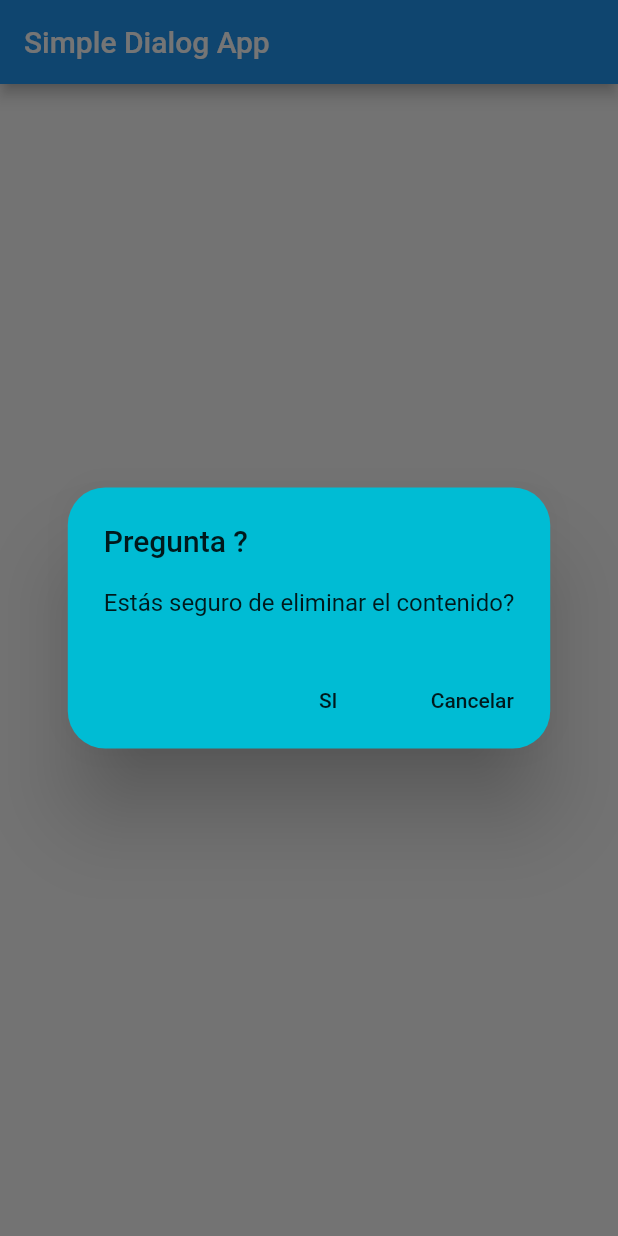
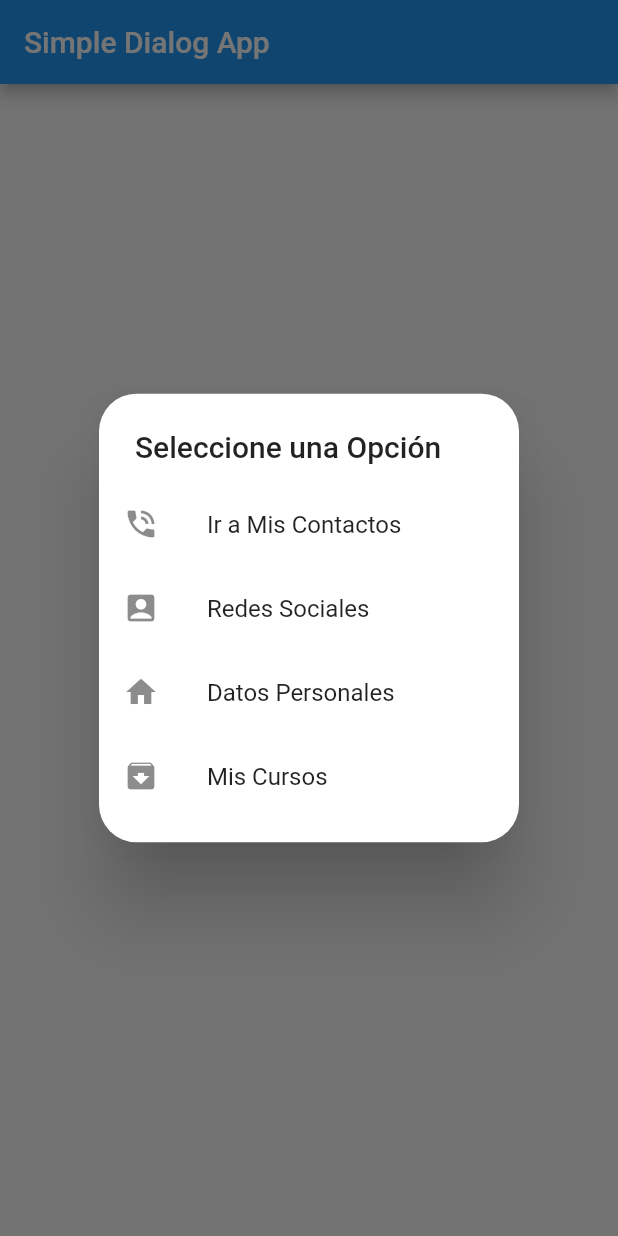
Before and after one commit to jimenainsuasty/dialogsapp, a Flutter app: the screen it shows after launch, after a tap on "Ver Opciones", on a phone screen of 412 x 824 dp. Run offline on Flutter 3.47's test engine with Material 2 defaults, Android fonts, the phone set to English and light mode, and no system bars.

Commit message:
talleren clase
taller

```diff
--- a/dialogsapp/lib/app.dart
+++ b/dialogsapp/lib/app.dart
@@ -1,4 +1,9 @@
 
+import 'package:dialogsapp/simpledialog.dart';
+import 'package:dialogsapp/vistas/contactos.dart';
+import 'package:dialogsapp/vistas/cursos.dart';
+import 'package:dialogsapp/vistas/datospersonales.dart';
+import 'package:dialogsapp/vistas/redsocial.dart';
 import 'package:flutter/material.dart';
 
 import 'alertDialog.dart';
@@ -10,8 +15,12 @@ class MyApp extends StatelessWidget {
       title: 'Material App',
       initialRoute: '/',
       routes: {
-        //'/': (BuildContext context) => SimpleDialogApp(),
-        '/': (BuildContext context) => AlertDialogApp(),
+        '/': (BuildContext context) => SimpleDialogApp(),
+         '/contactos': (BuildContext context) =>Contactos(),
+          '/cursos': (BuildContext context) =>  Cursos(),
+           '/datospersonales': (BuildContext context) => Datos(),
+            '/redsocial': (BuildContext context) =>  RedSocial(),
+        //'/': (BuildContext context) => AlertDialogApp(),
       },
     );
   }
--- a/dialogsapp/lib/simpleDialog.dart
+++ b/dialogsapp/lib/simpleDialog.dart
@@ -1,10 +1,87 @@
-import 'package:flutter/cupertino.dart';
+import 'package:flutter/material.dart';
 
-class AlertDialogApp extends StatelessWidget {
-  const AlertDialogApp({Key key}) : super(key: key);
-
+class SimpleDialogApp extends StatelessWidget {
   @override
   Widget build(BuildContext context) {
-    return Container();
+    return Scaffold(
+      appBar: AppBar(
+        title: Text("Simple Dialog App"),
+      ),
+      body: Center(
+        child: FloatingActionButton(
+          child: Text("Ver Opciones"),
+          onPressed: () {
+            _showDialog(context); //el gion bajo solo es por estilos
+          },
+        ),
+      ),
+    );
+  }
+
+  void _showDialog(BuildContext context) {
+    //
+    //siempre es el mismo context
+    showDialog(
+        //widget que permite mostrar un cuadro con el simpledialog
+        context: context, //recibe su context
+        builder: (BuildContext context) {
+          //herencia del BuildContext
+          return SimpleDialog(
+            //el widget con las caracteristicas y propiedades del dialogo
+            title: Text("Seleccione una Opción"),
+            children: [
+              ListTile(
+                title: Text("Ir a Mis Contactos"),
+                leading: Icon(Icons.phone_in_talk),
+                onTap: () {
+                  Navigator.of(context).pushNamed(
+                    "/contactos",
+                  );
+
+                  ///pop retorna fuera del simpledialog
+                },
+              ),
+              ListTile(
+                title: Text("Redes Sociales"),
+                leading: Icon(Icons.account_box),
+                onTap: () {
+                  Navigator.of(context).pushNamed(
+                    "/redsocial",
+                  );
+
+                  ///pop retorna fuera del simpledialog
+                },
+              ),
+              ListTile(
+                title: Text("Datos Personales"),
+                leading: Icon(Icons.home),
+                onTap: () {
+                  Navigator.of(context).pushNamed(
+                    "/datospersonales",
+                  );
+
+                  ///pop retorna fuera del simpledialog
+                },
+              ),
+              ListTile(
+                title: Text("Mis Cursos"),
+                leading: Icon(Icons.archive),
+                onTap: () {
+                  Navigator.of(context).pushNamed(
+                    "/cursos",
+                  );
+
+                  ///pop retorna fuera del simpledialog
+                },
+              ),
+            ],
+            shape: RoundedRectangleBorder(
+              borderRadius: BorderRadius.circular(25.0),
+            ),
+          );
+        },
+        barrierDismissible:
+            false //si este false no pasa nada, si esta true al hacer tap fuera del simple dialog se sale de ese cuadro
+        );
   }
 }
--- a/dialogsapp/lib/vistas/contactos.dart
+++ b/dialogsapp/lib/vistas/contactos.dart
@@ -0,0 +1,21 @@
+import 'package:flutter/material.dart';
+
+class Contactos extends StatelessWidget {
+  @override
+  Widget build(BuildContext context) {
+    return MaterialApp(
+      title: 'Contactos',
+      home: Scaffold(
+        appBar: AppBar(
+          backgroundColor: Colors.blue,
+          title: Text('Mis Contactos'),
+        ),
+        body: Center(
+          child: Container(
+            child: Text('Te encuentras en la página Mis Contactos'),
+          ),
+        ),
+      ),
+    );
+  }
+}
--- a/dialogsapp/lib/vistas/cursos.dart
+++ b/dialogsapp/lib/vistas/cursos.dart
@@ -0,0 +1,21 @@
+import 'package:flutter/material.dart';
+
+class Cursos extends StatelessWidget {
+  @override
+  Widget build(BuildContext context) {
+    return MaterialApp(
+      title: 'Cursos',
+      home: Scaffold(
+        appBar: AppBar(
+          backgroundColor: Colors.amber,
+          title: Text('Mis Cursos'),
+        ),
+        body: Center(
+          child: Container(
+            child: Text('Te encuentras en la página Mis Cursos'),
+          ),
+        ),
+      ),
+    );
+  }
+}
--- a/dialogsapp/lib/vistas/datospersonales.dart
+++ b/dialogsapp/lib/vistas/datospersonales.dart
@@ -0,0 +1,21 @@
+import 'package:flutter/material.dart';
+
+class Datos extends StatelessWidget {
+  @override
+  Widget build(BuildContext context) {
+    return MaterialApp(
+      title: 'Datos personales',
+      home: Scaffold(
+        appBar: AppBar(
+          backgroundColor: Colors.cyan,
+          title: Text('Mis Datos personales'),
+        ),
+        body: Center(
+          child: Container(
+            child: Text('Te encuentras en la página Mis Datos personales'),
+          ),
+        ),
+      ),
+    );
+  }
+}
--- a/dialogsapp/lib/vistas/redsocial.dart
+++ b/dialogsapp/lib/vistas/redsocial.dart
@@ -0,0 +1,21 @@
+import 'package:flutter/material.dart';
+
+class RedSocial extends StatelessWidget {
+  @override
+  Widget build(BuildContext context) {
+    return MaterialApp(
+      title: 'Redes Sociales',
+      home: Scaffold(
+        appBar: AppBar(
+          backgroundColor: Colors.cyan,
+          title: Text('Mis Redes Sociales'),
+        ),
+        body: Center(
+          child: Container(
+            child: Text('Te encuentras en la página Mis Redes Sociales'),
+          ),
+        ),
+      ),
+    );
+  }
+}
```
Also changed, not shown: 1 other file.
